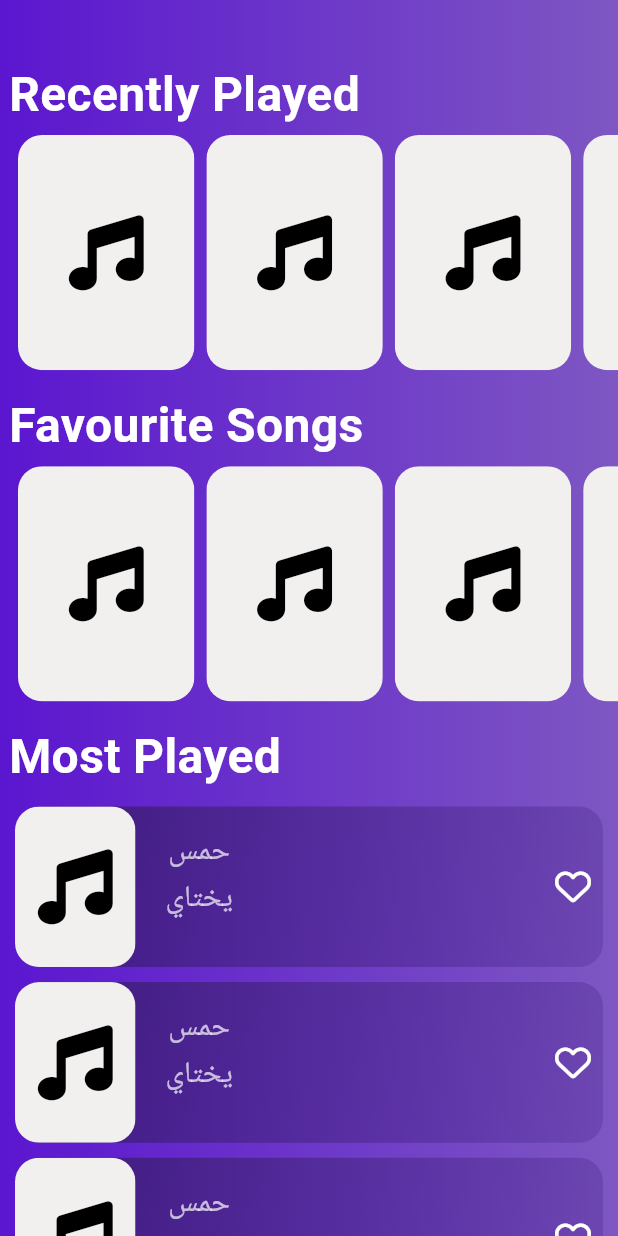
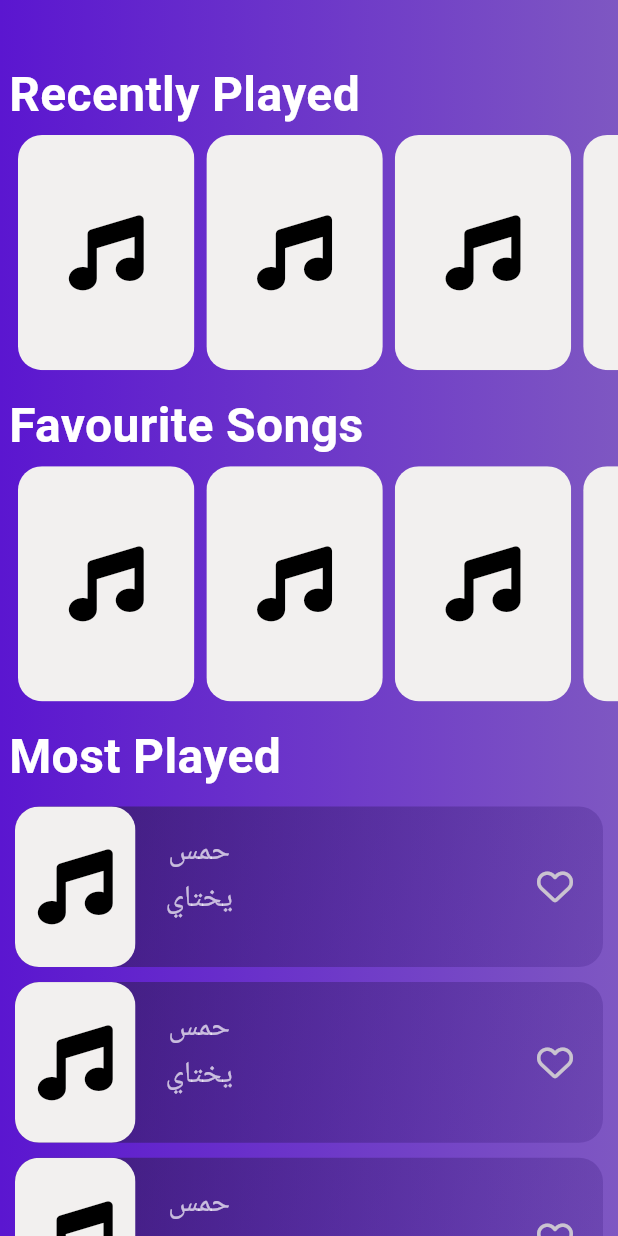
Before and after one commit to carnage67694325/GrooveBox, a Flutter app: the screen it shows after launch, on a phone screen of 412 x 824 dp. Run offline on Flutter 3.47's test engine with Material 3 defaults, Android fonts, the phone set to English and light mode, and no system bars; our stand-ins replace font_awesome_flutter, go_router, responsive_framework.

Commit message:
added favourite button to music list tile

```diff
--- a/lib/core/utils/widgets/music_list_tile.dart
+++ b/lib/core/utils/widgets/music_list_tile.dart
@@ -5,12 +5,19 @@ import 'package:groove_box/core/utils/app_gradient.dart';
 import 'package:groove_box/core/utils/app_text_styles.dart';
 import 'package:groove_box/core/utils/widgets/music_card.dart';
 
-class MusicListTile extends StatelessWidget {
+class MusicListTile extends StatefulWidget {
   const MusicListTile({
     super.key,
     required this.musicModel,
   });
   final MusicModel musicModel;
+
+  @override
+  State<MusicListTile> createState() => _MusicListTileState();
+}
+
+class _MusicListTileState extends State<MusicListTile> {
+  bool isAddedToFavourite = false;
   @override
   Widget build(BuildContext context) {
     return Padding(
@@ -37,22 +44,38 @@ class MusicListTile extends StatelessWidget {
                     child: Column(
                       children: [
                         Text(
-                          musicModel.title,
+                          widget.musicModel.title,
                           style: AppTextStyles.subHeading,
                         ),
                         const SizedBox(
                           height: 2,
                         ),
                         Text(
-                          musicModel.artist,
+                          widget.musicModel.artist,
                           style: AppTextStyles.subHeading,
                         ),
                       ],
                     ),
                   ),
                   const Spacer(),
-                  const Icon(FontAwesomeIcons.heart),
-                  SizedBox(
+                  IconButton(
+                      onPressed: () {
+                        if (!isAddedToFavourite) {
+                          setState(() {
+                            isAddedToFavourite = true;
+                          });
+                        } else {
+                          setState(() {
+                            isAddedToFavourite = false;
+                          });
+                        }
+                      },
+                      icon: isAddedToFavourite
+                          ? Icon(
+                              FontAwesomeIcons.solidHeart,
+                            )
+                          : Icon(FontAwesomeIcons.heart)),
+                  const SizedBox(
                     width: 8,
                   )
                 ],
```
